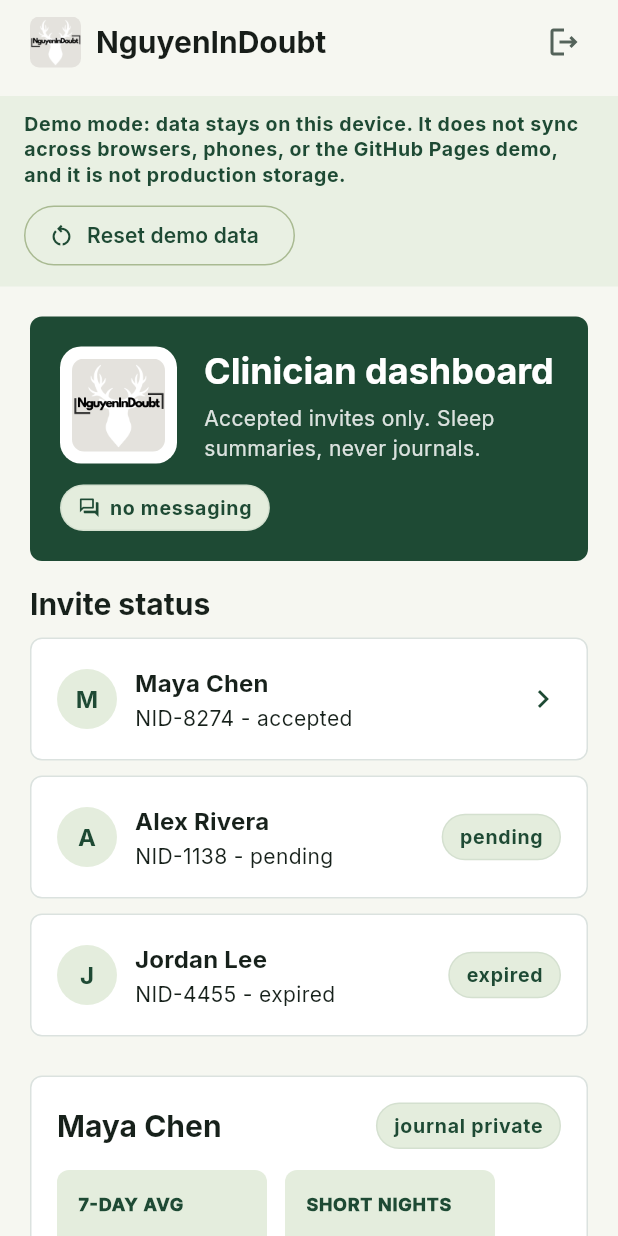
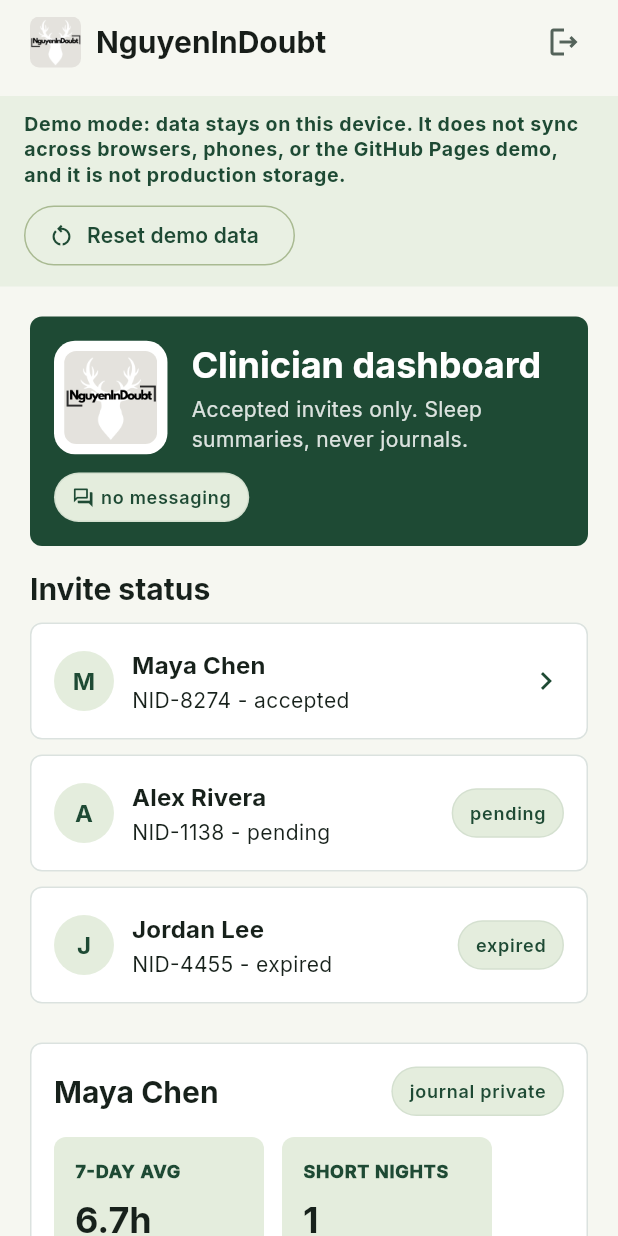
Before and after one commit to tnguyen2791/nguyenindoubt-app, a Flutter app: the screen it shows after launch, after a tap on "Patient sign up", after a tap on the "arrow back" icon, after a tap on "Clinician demo override", on a phone screen of 412 x 824 dp. Run offline on Flutter 3.47's test engine with Material 3 defaults, Android fonts, the phone set to English and light mode, and no system bars; our stand-ins replace cloud_firestore, firebase_auth, shared_preferences; missing offline and left inert: health; accounts and stored records are empty.

Commit message:
feat(08-01): add PillTone + BrandMark and tokenize/de-weight primitives
- Add PillTone { neutral, good, caution, flag, private } with a
  (background, foreground) mapping that resolves to blessed NidColors tones;
  StatusPill now takes `tone` (default neutral) and derives its colors, with
  `color` retained as an optional override so Wave-2 call-sites still compile
  (DS-03)
- Add single BrandMark framed-badge lockup (white badge, NidRadius.badge,
  ~11% clearspace, min-size clamp >=28); BrandHeader now renders BrandMark
  in place of its inline Container+ClipRRect mark (DS-05)
- Sweep primitives onto NidSpace/NidRadius (BrandHeader, SectionCard pad,
  SleepTrendBars gaps, EmptyState pad/radius) and drop w800 bar/pill labels
  to the theme's labelSmall (w600); SleepTrendBars data math (maxHours,
  heightFactor, 0.25 clamp) untouched; _LegendDot literal -> NidColors.slate
  (DS-01, DS-02)

Deviation (Rule 1): StatusPill reads the theme's labelSmall (12/w600) rather
than labelMedium (13). With labelMedium=13 the pill widens ~1 glyph, and under
the widget-test square-glyph font that shrinks BrandHeader's copy column just
enough to wrap "Safety and limits" to 2 lines, pushing the safety action under
the NavigationBar and failing a test. labelSmall keeps the compact chip at its
blessed baseline width; both weights are w600, so the ladder is unaffected and
all 27 tests pass.

Co-Authored-By: Claude Opus 4.8 <noreply@anthropic.com>
Claude-Session: https://claude.ai/code/session_01WUKWngw84HcW6MD8jAVh3q

```diff
--- a/lib/screens/common_widgets.dart
+++ b/lib/screens/common_widgets.dart
@@ -2,6 +2,7 @@ import 'package:flutter/material.dart';
 
 import '../models/app_models.dart';
 import '../theme/app_theme.dart';
+import '../theme/tokens.dart';
 
 String shortDate(DateTime date) {
   const months = [
@@ -23,6 +24,75 @@ String shortDate(DateTime date) {
 
 String hoursLabel(double hours) => '${hours.toStringAsFixed(1)}h';
 
+/// State the [StatusPill] encodes through color, never mint-for-everything.
+enum PillTone { neutral, good, caution, flag, private }
+
+extension PillToneColors on PillTone {
+  /// The single place a pill color encodes state: (background, foreground).
+  /// Every value resolves to a blessed [NidColors] tone (DS-03).
+  ({Color background, Color foreground}) get colors {
+    switch (this) {
+      case PillTone.neutral:
+        return (background: NidColors.mint, foreground: NidColors.canopy);
+      case PillTone.good:
+        return (
+          background: Color.alphaBlend(
+            NidColors.sage.withValues(alpha: 0.45),
+            Colors.white,
+          ),
+          foreground: NidColors.canopy,
+        );
+      case PillTone.caution:
+        return (
+          background: Color.alphaBlend(
+            NidColors.bark.withValues(alpha: 0.16),
+            Colors.white,
+          ),
+          foreground: NidColors.bark,
+        );
+      case PillTone.flag:
+        return (
+          background: NidColors.ember.withValues(alpha: 0.14),
+          foreground: NidColors.ember,
+        );
+      case PillTone.private:
+        return (background: NidColors.fog, foreground: NidColors.ink);
+    }
+  }
+}
+
+/// The single framed-badge brand lockup (DS-05). Frames the square mark in a
+/// white badge with enforced clearspace, and clamps to a minimum render size
+/// so the mark never degrades into a raw muddy tile.
+class BrandMark extends StatelessWidget {
+  const BrandMark({super.key, this.size = 56});
+
+  final double size;
+
+  @override
+  Widget build(BuildContext context) {
+    final effective = size < 28 ? 28.0 : size;
+    // Clearspace ~11% of the mark keeps the badge from feeling cramped.
+    final clearspace = effective * 0.11;
+    return Container(
+      padding: EdgeInsets.all(clearspace),
+      decoration: BoxDecoration(
+        color: Colors.white,
+        borderRadius: BorderRadius.circular(NidRadius.badge),
+      ),
+      child: ClipRRect(
+        borderRadius: BorderRadius.circular(NidRadius.card),
+        child: Image.asset(
+          'assets/brand/nguyenindoubt-square-mark.png',
+          width: effective,
+          height: effective,
+          fit: BoxFit.cover,
+        ),
+      ),
+    );
+  }
+}
+
 class BrandHeader extends StatelessWidget {
   const BrandHeader({
     super.key,
@@ -40,34 +110,16 @@ class BrandHeader extends StatelessWidget {
     final isWide = MediaQuery.sizeOf(context).width >= 720;
 
     return Container(
-      padding: EdgeInsets.all(isWide ? 28 : 20),
+      padding: EdgeInsets.all(isWide ? NidSpace.xl : NidSpace.l),
       decoration: BoxDecoration(
         color: NidColors.canopy,
-        borderRadius: BorderRadius.circular(8),
+        borderRadius: BorderRadius.circular(NidRadius.card),
       ),
       child: LayoutBuilder(
         builder: (context, constraints) {
           final compact = constraints.maxWidth < 520;
           final markSize = isWide ? 82.0 : 62.0;
-          // The square mark ships with a light background, so frame it in a
-          // white badge to read as a deliberate logo rather than a gray tile
-          // sitting on the canopy-green header.
-          final mark = Container(
-            padding: const EdgeInsets.all(8),
-            decoration: BoxDecoration(
-              color: Colors.white,
-              borderRadius: BorderRadius.circular(14),
-            ),
-            child: ClipRRect(
-              borderRadius: BorderRadius.circular(8),
-              child: Image.asset(
-                'assets/brand/nguyenindoubt-square-mark.png',
-                width: markSize,
-                height: markSize,
-                fit: BoxFit.cover,
-              ),
-            ),
-          );
+          final mark = BrandMark(size: markSize);
           final copy = Expanded(
             child: Column(
               crossAxisAlignment: CrossAxisAlignment.start,
@@ -78,7 +130,7 @@ class BrandHeader extends StatelessWidget {
                     context,
                   ).textTheme.headlineSmall?.copyWith(color: Colors.white),
                 ),
-                const SizedBox(height: 6),
+                const SizedBox(height: NidSpace.xs),
                 Text(
                   subtitle,
                   style: Theme.of(context).textTheme.bodyMedium?.copyWith(
@@ -93,9 +145,15 @@ class BrandHeader extends StatelessWidget {
             return Column(
               crossAxisAlignment: CrossAxisAlignment.start,
               children: [
-                Row(children: [mark, const SizedBox(width: 18), copy]),
+                Row(
+                  children: [
+                    mark,
+                    const SizedBox(width: NidSpace.l),
+                    copy,
+                  ],
+                ),
                 if (trailing != null) ...[
-                  const SizedBox(height: 14),
+                  const SizedBox(height: NidSpace.m),
                   Align(alignment: Alignment.centerLeft, child: trailing!),
                 ],
               ],
@@ -105,9 +163,12 @@ class BrandHeader extends StatelessWidget {
           return Row(
             children: [
               mark,
-              const SizedBox(width: 18),
+              const SizedBox(width: NidSpace.l),
               copy,
-              if (trailing != null) ...[const SizedBox(width: 16), trailing!],
+              if (trailing != null) ...[
+                const SizedBox(width: NidSpace.l),
+                trailing!,
+              ],
             ],
           );
         },
@@ -120,7 +181,7 @@ class SectionCard extends StatelessWidget {
   const SectionCard({
     super.key,
     required this.child,
-    this.padding = const EdgeInsets.all(18),
+    this.padding = const EdgeInsets.all(NidSpace.l),
   });
 
   final Widget child;
@@ -138,37 +199,51 @@ class StatusPill extends StatelessWidget {
   const StatusPill({
     super.key,
     required this.label,
-    this.color = NidColors.mint,
+    this.tone = PillTone.neutral,
+    this.color,
     this.icon,
   });
 
   final String label;
-  final Color color;
+
+  /// The state this pill encodes. Drives background + foreground.
+  final PillTone tone;
+
+  /// Optional background override. When non-null it wins over [tone]'s
+  /// background — retained so un-migrated call-sites keep compiling while
+  /// screens move to `tone:` in Wave 2.
+  final Color? color;
+
   final IconData? icon;
 
   @override
   Widget build(BuildContext context) {
+    final palette = tone.colors;
+    final background = color ?? palette.background;
+    final foreground = palette.foreground;
     return DecoratedBox(
       decoration: BoxDecoration(
-        color: color,
-        borderRadius: BorderRadius.circular(999),
+        color: background,
+        borderRadius: BorderRadius.circular(NidRadius.pill),
         border: Border.all(color: NidColors.canopy.withValues(alpha: 0.08)),
       ),
       child: Padding(
-        padding: const EdgeInsets.symmetric(horizontal: 12, vertical: 7),
+        padding: const EdgeInsets.symmetric(
+          horizontal: NidSpace.m,
+          vertical: NidSpace.s,
+        ),
         child: Row(
           mainAxisSize: MainAxisSize.min,
           children: [
             if (icon != null) ...[
-              Icon(icon, size: 15, color: NidColors.canopy),
-              const SizedBox(width: 6),
+              Icon(icon, size: 15, color: foreground),
+              const SizedBox(width: NidSpace.xs),
             ],
             Text(
               label,
-              style: Theme.of(context).textTheme.labelMedium?.copyWith(
-                color: NidColors.canopy,
-                fontWeight: FontWeight.w800,
-              ),
+              style: Theme.of(
+                context,
+              ).textTheme.labelSmall?.copyWith(color: foreground),
             ),
           ],
         ),
@@ -203,7 +278,7 @@ class SleepTrendBars extends StatelessWidget {
       crossAxisAlignment: CrossAxisAlignment.stretch,
       children: [
         const _SleepBarLegend(),
-        const SizedBox(height: 14),
+        const SizedBox(height: NidSpace.m),
         SizedBox(
           height: 168,
           child: Row(
@@ -212,18 +287,17 @@ class SleepTrendBars extends StatelessWidget {
               final heightFactor = summary.sleepDurationHours / maxHours;
               return Expanded(
                 child: Padding(
-                  padding: const EdgeInsets.symmetric(horizontal: 4),
+                  padding: const EdgeInsets.symmetric(horizontal: NidSpace.xs),
                   child: Column(
                     mainAxisAlignment: MainAxisAlignment.end,
                     children: [
                       Text(
                         hoursLabel(summary.sleepDurationHours),
                         style: Theme.of(context).textTheme.labelSmall?.copyWith(
-                          fontWeight: FontWeight.w800,
                           color: NidColors.canopy,
                         ),
                       ),
-                      const SizedBox(height: 6),
+                      const SizedBox(height: NidSpace.xs),
                       Flexible(
                         child: FractionallySizedBox(
                           heightFactor: heightFactor.clamp(0.25, 1.0),
@@ -243,7 +317,7 @@ class SleepTrendBars extends StatelessWidget {
                           ),
                         ),
                       ),
-                      const SizedBox(height: 8),
+                      const SizedBox(height: NidSpace.s),
                       Text(
                         shortDate(summary.date),
                         style: Theme.of(context).textTheme.labelSmall,
@@ -255,7 +329,7 @@ class SleepTrendBars extends StatelessWidget {
             }).toList(),
           ),
         ),
-        const SizedBox(height: 6),
+        const SizedBox(height: NidSpace.xs),
         // Calm baseline hairline under the chart.
         Container(height: 1, color: NidColors.canopy.withValues(alpha: 0.14)),
       ],
@@ -272,7 +346,7 @@ class _SleepBarLegend extends StatelessWidget {
       mainAxisAlignment: MainAxisAlignment.end,
       children: const [
         _LegendDot(color: NidColors.moss, label: 'on target'),
-        SizedBox(width: 16),
+        SizedBox(width: NidSpace.l),
         _LegendDot(color: NidColors.ember, label: 'short night'),
       ],
     );
@@ -295,12 +369,12 @@ class _LegendDot extends StatelessWidget {
           height: 9,
           decoration: BoxDecoration(color: color, shape: BoxShape.circle),
         ),
-        const SizedBox(width: 6),
+        const SizedBox(width: NidSpace.xs),
         Text(
           label,
           style: Theme.of(
             context,
-          ).textTheme.bodySmall?.copyWith(color: const Color(0xFF54635A)),
+          ).textTheme.bodySmall?.copyWith(color: NidColors.slate),
         ),
       ],
     );
@@ -323,17 +397,17 @@ class EmptyState extends StatelessWidget {
   Widget build(BuildContext context) {
     return Container(
       width: double.infinity,
-      padding: const EdgeInsets.all(22),
+      padding: const EdgeInsets.all(NidSpace.xl),
       decoration: BoxDecoration(
         color: NidColors.mint.withValues(alpha: 0.62),
-        borderRadius: BorderRadius.circular(8),
+        borderRadius: BorderRadius.circular(NidRadius.card),
       ),
       child: Column(
         children: [
           Icon(icon, size: 34, color: NidColors.canopy),
-          const SizedBox(height: 10),
+          const SizedBox(height: NidSpace.s),
           Text(title, style: Theme.of(context).textTheme.titleMedium),
-          const SizedBox(height: 4),
+          const SizedBox(height: NidSpace.xs),
           Text(
             body,
             textAlign: TextAlign.center,
```
